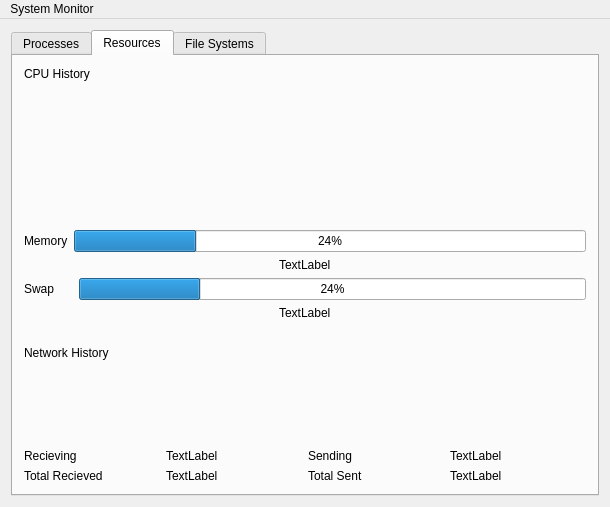
Before: the Qt Designer form mainwindow.ui in VioletDarkKitty/system-monitor, drawn with Qt 5.
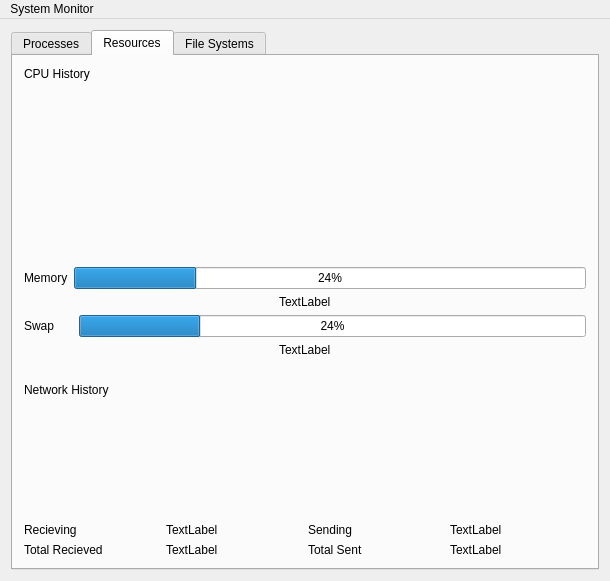
After: the same form once the commit is applied. Custom widgets are drawn as their Qt base class.

Commit message: Increase graph height

The edit to the form file:
```diff
--- a/mainwindow.ui
+++ b/mainwindow.ui
@@ -7,7 +7,7 @@
     <x>0</x>
     <y>0</y>
     <width>610</width>
-    <height>507</height>
+    <height>581</height>
    </rect>
   </property>
   <property name="sizePolicy">
@@ -141,7 +141,7 @@
             <property name="minimumSize">
              <size>
               <width>0</width>
-              <height>20</height>
+              <height>100</height>
              </size>
             </property>
            </widget>
@@ -293,7 +293,7 @@
             <property name="minimumSize">
              <size>
               <width>0</width>
-              <height>20</height>
+              <height>100</height>
              </size>
             </property>
            </widget>
```
